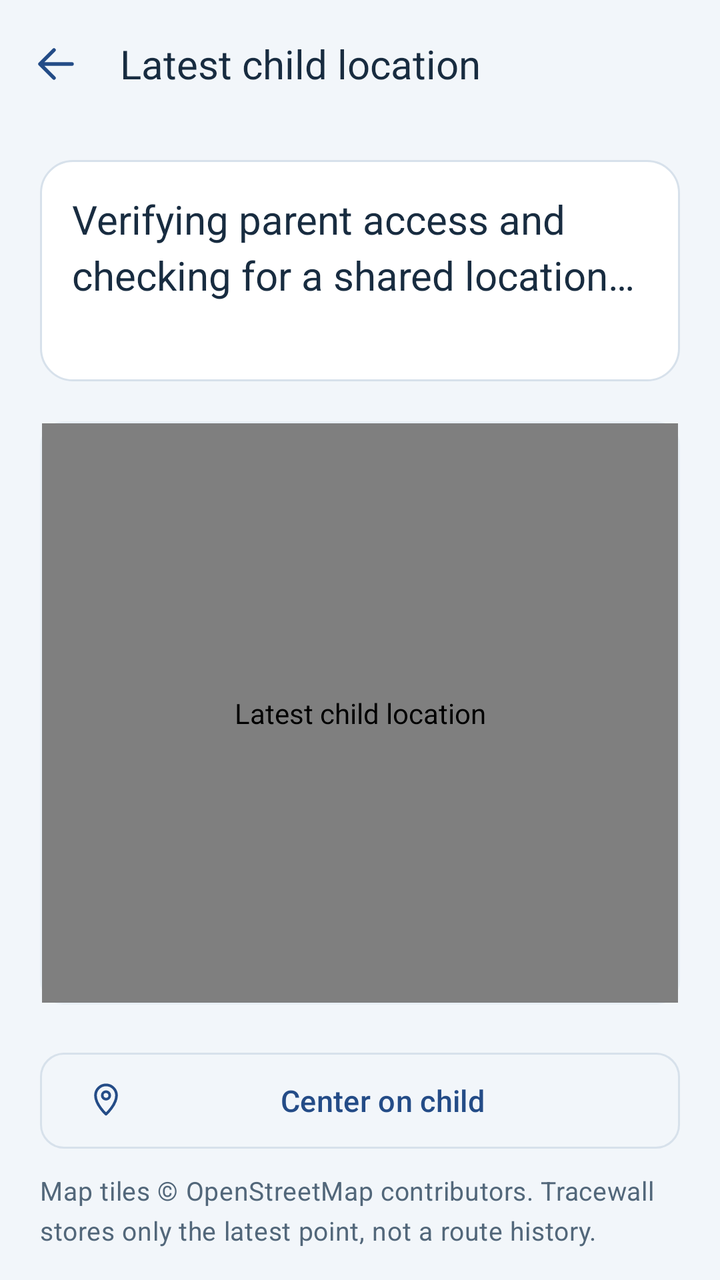
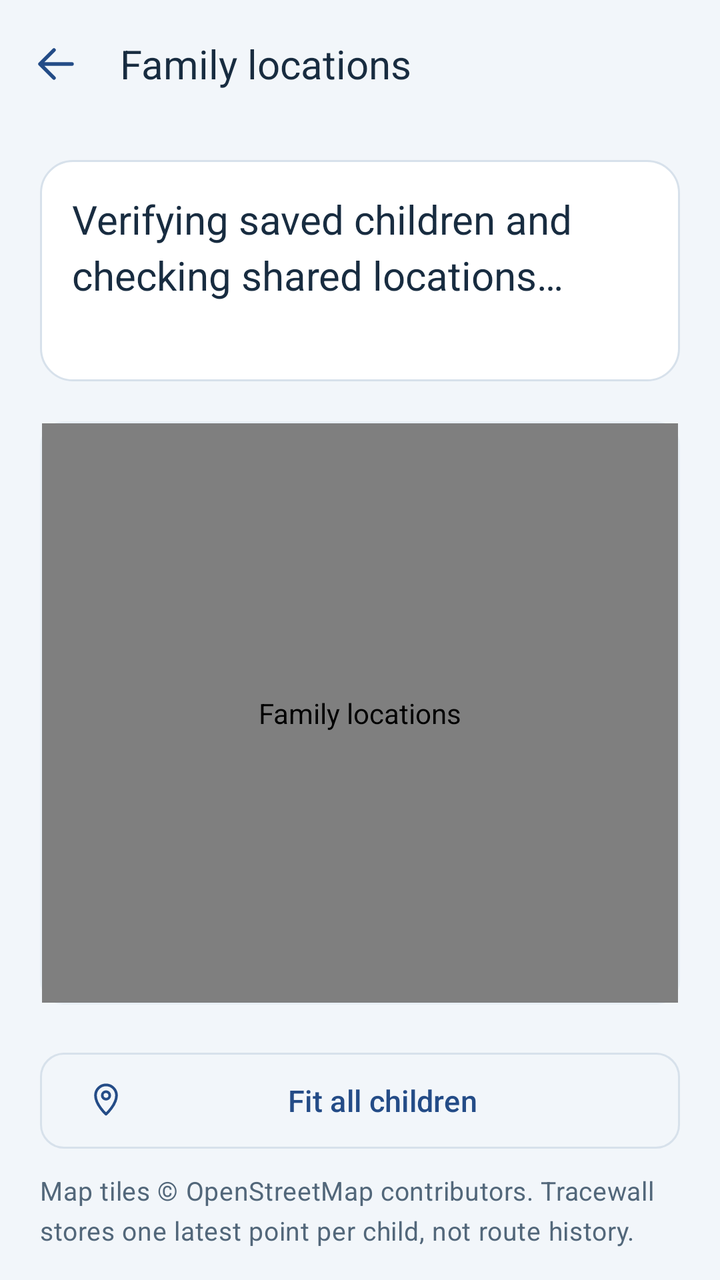

Two renders of the same Android screen: before a commit and after it. Below are the layout's source before the change and the commit's diff.
<!-- AndroidManifest.xml: application theme Theme.TracewallParent -->
<!-- res/layout/activity_location.xml -->
<?xml version="1.0" encoding="utf-8"?>
<LinearLayout xmlns:android="http://schemas.android.com/apk/res/android"
    xmlns:app="http://schemas.android.com/apk/res-auto"
    android:layout_width="match_parent" android:layout_height="match_parent"
    android:orientation="vertical" android:background="@color/tw_background">
    <com.google.android.material.appbar.MaterialToolbar android:id="@+id/locationToolbar"
        style="@style/Widget.Tracewall.Toolbar"
        android:layout_width="match_parent" android:layout_height="?attr/actionBarSize"
        app:navigationIcon="@drawable/ic_tw_arrow_back"
        app:navigationContentDescription="@string/apps_back"
        app:title="@string/location_parent_title" />

    <LinearLayout android:layout_width="match_parent" android:layout_height="wrap_content"
        android:layout_marginStart="20dp" android:layout_marginTop="16dp"
        android:layout_marginEnd="20dp" android:orientation="vertical"
        android:background="@drawable/tw_panel" android:padding="16dp">
        <TextView android:id="@+id/locationParentStatus"
            android:layout_width="match_parent" android:layout_height="wrap_content"
            android:text="@string/location_parent_loading"
            android:textAppearance="@style/TextAppearance.Tracewall.Section"
            android:accessibilityLiveRegion="polite" />
        <TextView android:id="@+id/locationParentDetail"
            android:layout_width="match_parent" android:layout_height="wrap_content"
            android:layout_marginTop="6dp" android:textAppearance="@style/TextAppearance.Tracewall.Caption" />
    </LinearLayout>

    <FrameLayout android:layout_width="match_parent" android:layout_height="0dp"
        android:layout_weight="1" android:layout_margin="20dp"
        android:background="@drawable/tw_inset_panel" android:padding="1dp">
        <org.osmdroid.views.MapView android:id="@+id/locationMap"
            android:layout_width="match_parent" android:layout_height="match_parent"
            android:contentDescription="@string/location_parent_title" />
    </FrameLayout>

    <com.google.android.material.button.MaterialButton android:id="@+id/locationCenter"
        style="@style/Widget.Tracewall.Parent.Button.Outlined"
        android:layout_width="match_parent" android:layout_height="wrap_content"
        android:layout_marginStart="20dp" android:layout_marginEnd="20dp"
        android:text="@string/location_parent_center" app:icon="@drawable/ic_tw_location" />
    <TextView android:layout_width="match_parent" android:layout_height="wrap_content"
        android:layout_marginStart="20dp" android:layout_marginTop="8dp"
        android:layout_marginEnd="20dp" android:layout_marginBottom="16dp"
        android:text="@string/location_parent_map_note"
        android:textAppearance="@style/TextAppearance.Tracewall.Caption" />
</LinearLayout>
<!-- resources referenced by this layout -->
<resources>
  <color name="tw_background">#F2F6FA</color>
  <!-- drawable tw_inset_panel (drawable) -->
  <?xml version="1.0" encoding="utf-8"?>
  <shape xmlns:android="http://schemas.android.com/apk/res/android"><solid android:color="@color/tw_surface_variant" /><corners android:radius="12dp" /></shape>
  <!-- drawable tw_panel (drawable) -->
  <?xml version="1.0" encoding="utf-8"?>
  <shape xmlns:android="http://schemas.android.com/apk/res/android"><solid android:color="@color/tw_surface" /><corners android:radius="16dp" /><stroke android:width="1dp" android:color="@color/tw_border" /></shape>
  <string name="apps_back">Back</string>
  <string translatable="false" name="location_parent_center">Center on child</string>
  <string translatable="false" name="location_parent_loading">Verifying parent access and checking for a shared location…</string>
  <string translatable="false" name="location_parent_map_note">Map tiles © OpenStreetMap contributors. Tracewall stores only the latest point, not a route history.</string>
  <string translatable="false" name="location_parent_title">Latest child location</string>
  <style name="TextAppearance.Tracewall.Caption" parent="TextAppearance.Material3.BodyMedium">
          <item name="android:textSize">13sp</item>
          <item name="android:textColor">@color/tw_muted</item>
      </style>
  <style name="TextAppearance.Tracewall.Section" parent="TextAppearance.Material3.TitleLarge">
          <item name="android:fontFamily">sans-serif-medium</item>
          <item name="android:textSize">20sp</item>
          <item name="android:textColor">@color/tw_text</item>
      </style>
  <style name="Widget.Tracewall.Parent.Button.Outlined" parent="Widget.Tracewall.Button.Outlined">
          <item name="android:minHeight">56dp</item>
          <item name="android:singleLine">false</item>
          <item name="android:paddingTop">12dp</item>
          <item name="android:paddingBottom">12dp</item>
      </style>
  <style name="Widget.Tracewall.Toolbar" parent="Widget.Material3.Toolbar">
          <item name="android:background">@color/tw_background</item>
          <item name="titleTextColor">@color/tw_text</item>
          <item name="subtitleTextColor">@color/tw_muted</item>
          <item name="titleTextAppearance">@style/TextAppearance.Tracewall.Section</item>
      </style>
  <style name="Theme.TracewallParent" parent="Theme.Tracewall.Base" />
  <color name="tw_primary">#244C87</color>
  <color name="tw_surface_variant">#E8EFF5</color>
  <color name="tw_surface">#FFFFFF</color>
  <color name="tw_border">#D7E1EB</color>
  <color name="tw_muted">#52677A</color>
  <color name="tw_text">#182C40</color>
  <style name="Widget.Tracewall.Button.Outlined" parent="Widget.Material3.Button.OutlinedButton">
          <item name="android:minHeight">56dp</item>
          <item name="android:textAllCaps">false</item>
          <item name="android:textSize">15sp</item>
          <item name="android:paddingTop">12dp</item>
          <item name="android:paddingBottom">12dp</item>
          <item name="cornerRadius">12dp</item>
          <item name="strokeColor">@color/tw_border</item>
      </style>
  <color name="tw_on_primary">#FFFFFF</color>
  <color name="tw_primary_soft">#E1ECFA</color>
  <color name="tw_success">#166B62</color>
  <color name="tw_danger">#B23849</color>
  <color name="tw_navigation_bar">@color/tw_hero</color>
  <style name="Widget.Tracewall.Button" parent="Widget.Material3.Button">
          <item name="android:minHeight">56dp</item>
          <item name="android:textAllCaps">false</item>
          <item name="android:textSize">15sp</item>
          <item name="android:fontFamily">sans-serif-medium</item>
          <item name="android:paddingTop">12dp</item>
          <item name="android:paddingBottom">12dp</item>
          <item name="cornerRadius">12dp</item>
      </style>
  <color name="tw_hero">#17375B</color>
  <!-- unchanged entries left out for length: 5 -->
</resources>

<!-- the commit's change to res/layout/activity_location.xml (unified diff, before → after) -->
@@ -21,7 +21,8 @@
             android:accessibilityLiveRegion="polite" />
         <TextView android:id="@+id/locationParentDetail"
             android:layout_width="match_parent" android:layout_height="wrap_content"
-            android:layout_marginTop="6dp" android:textAppearance="@style/TextAppearance.Tracewall.Caption" />
+            android:layout_marginTop="6dp" android:maxLines="6" android:ellipsize="end"
+            android:textAppearance="@style/TextAppearance.Tracewall.Caption" />
     </LinearLayout>
 
     <FrameLayout android:layout_width="match_parent" android:layout_height="0dp"
<!-- resource entries referenced after the edit -->
@@ -8,10 +8,10 @@
   <?xml version="1.0" encoding="utf-8"?>
   <shape xmlns:android="http://schemas.android.com/apk/res/android"><solid android:color="@color/tw_surface" /><corners android:radius="16dp" /><stroke android:width="1dp" android:color="@color/tw_border" /></shape>
   <string name="apps_back">Back</string>
-  <string translatable="false" name="location_parent_center">Center on child</string>
-  <string translatable="false" name="location_parent_loading">Verifying parent access and checking for a shared location…</string>
-  <string translatable="false" name="location_parent_map_note">Map tiles © OpenStreetMap contributors. Tracewall stores only the latest point, not a route history.</string>
-  <string translatable="false" name="location_parent_title">Latest child location</string>
+  <string translatable="false" name="location_parent_center">Fit all children</string>
+  <string translatable="false" name="location_parent_loading">Verifying saved children and checking shared locations…</string>
+  <string translatable="false" name="location_parent_map_note">Map tiles © OpenStreetMap contributors. Tracewall stores one latest point per child, not route history.</string>
+  <string translatable="false" name="location_parent_title">Family locations</string>
   <style name="TextAppearance.Tracewall.Caption" parent="TextAppearance.Material3.BodyMedium">
           <item name="android:textSize">13sp</item>
           <item name="android:textColor">@color/tw_muted</item>
